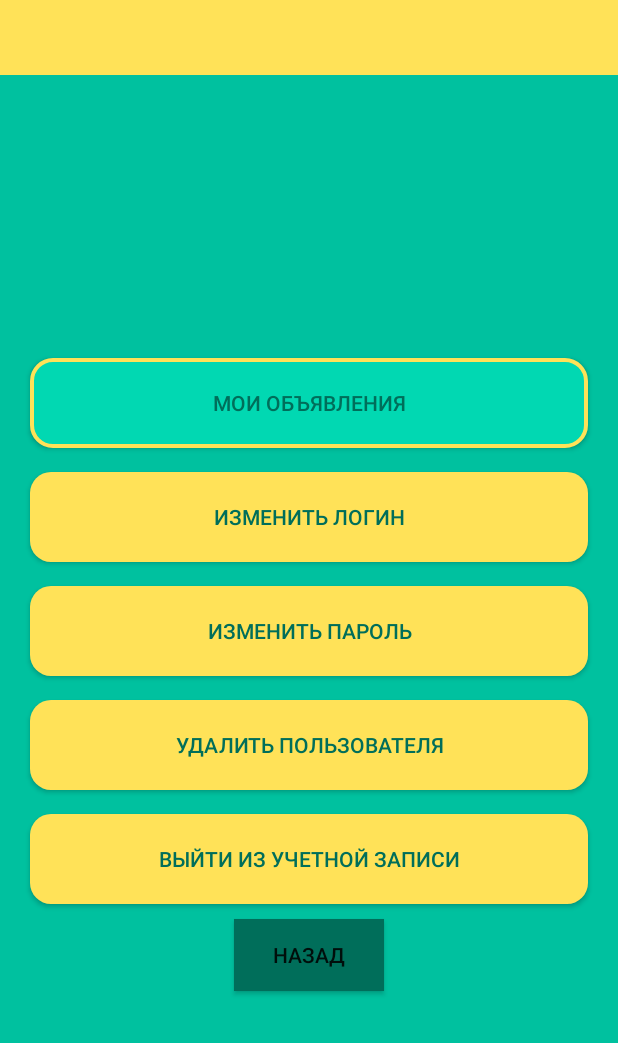
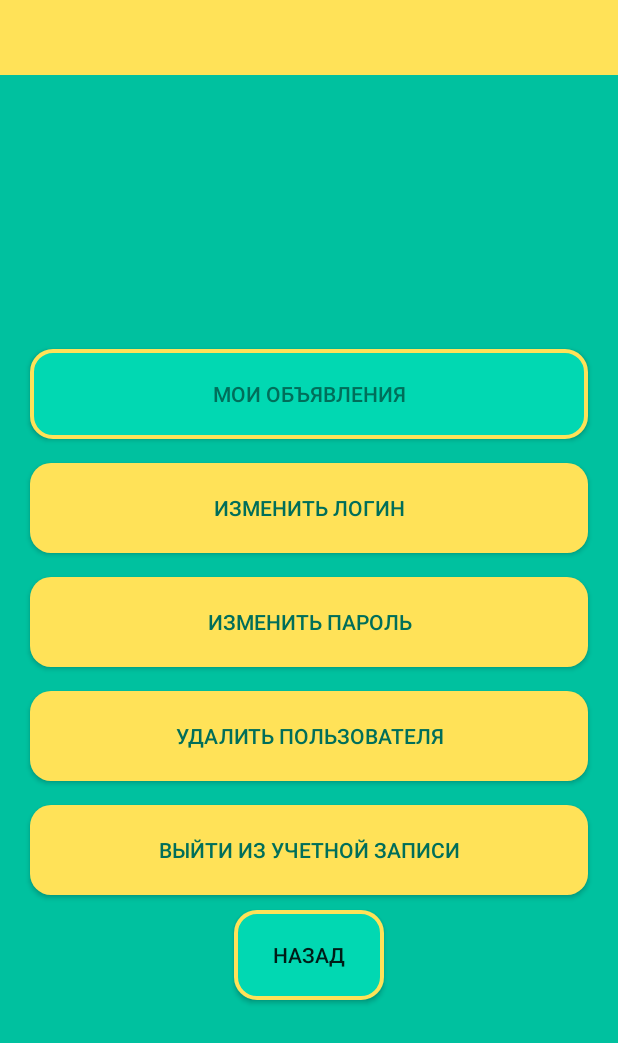
Before and after one commit to VVan228/Hunden_Hunter, an Android app: the UserAccountActivity screen opened directly, with no data from a screen before it, on a phone screen of 412 x 824 dp. Shown: the top 1043 px of the screen. Run offline under Robolectric (Android 15) with nearby library versions, the phone set to English and light mode, and no system bars; our stand-ins replace Firebase (no records; nobody signed in at launch, a user with empty details on screens opened directly).

Commit message:
color buttom

```diff
--- a/app/src/main/res/layout/user_account.xml
+++ b/app/src/main/res/layout/user_account.xml
@@ -179,7 +179,7 @@
             android:layout_width="100dp"
             android:layout_height="wrap_content"
             android:layout_margin="10dp"
-            android:background="@color/dark_green"
+            android:background="@drawable/button_shape"
             android:text="@string/end_list" />
 
     </LinearLayout>
```
